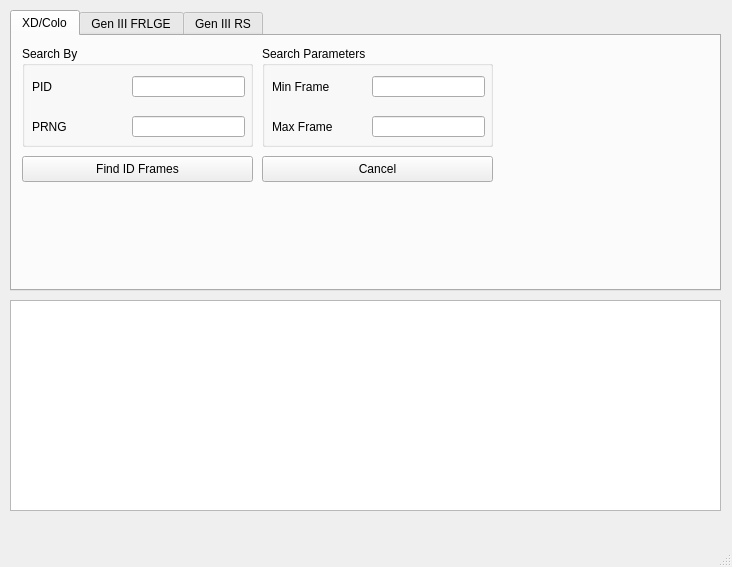
This is Forms/Util/Pandora.ui in Admiral-Fish/PokeFinder as Qt 5 draws it before an edit. The edited form follows.
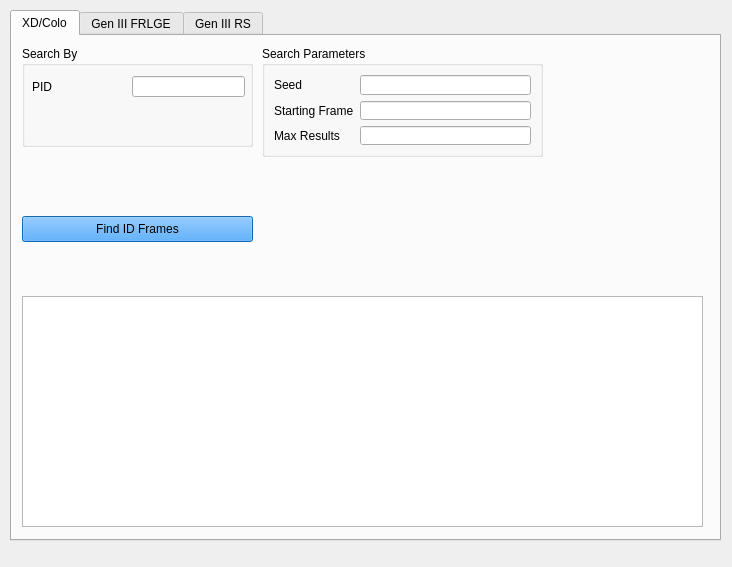
This is the edited form. Custom widgets are drawn as their Qt base class.

```diff
--- a/Forms/Util/Pandora.ui
+++ b/Forms/Util/Pandora.ui
@@ -20,9 +20,114 @@
       <x>10</x>
       <y>10</y>
       <width>711</width>
-      <height>281</height>
+      <height>531</height>
      </rect>
     </property>
+    <property name="styleSheet">
+     <string notr="true">.QTabWidget &gt;  QWidget &gt; QWidget {
+	background-color: #E6E6E6;
+}
+
+QTabBar::tab {
+	color: black;
+	background-color: #A1ABB3;
+	font-family: &quot;Myriad Pro&quot;;
+}
+
+QTabBar::tab:selected {
+	color: white;
+	background-color: #1D303C;
+}
+
+QCheckBox {
+	color: white;
+}
+
+QCheckBox::indicator {
+	border: 2px solid white;
+	border-radius: 3px;
+	height: 10px;
+	width: 10px;
+}
+
+QCheckBox::indicator:unchecked {
+	background-color: #274050;
+}
+
+QCheckBox::indicator:checked {
+	background-color: white;
+}
+
+QTableView {
+	border: 4px solid DodgerBlue;
+}
+
+QHeaderView::section {
+	border: none;
+	background-color: #274050;
+	padding-top: 3px;
+	padding-bottom: 3px;
+	color: white;
+}
+
+QLineEdit {
+	qproperty-alignment: AlignCenter;
+	background-color: #1D303C;
+	border:none;
+	border-radius: 6px;
+	color: white;
+}
+
+QGroupBox {
+	background-color: #274050;
+	border-radius: 10px;
+	margin-top: 7px;
+	font-family: &quot;Myriad Pro&quot;, Montserrat;
+	font-weight: 500;
+}
+
+.QGroupBox * {
+	font-family: &quot;Myriad Pro&quot;, Montserrat;
+	font-weight: 500;
+}
+
+QLabel {
+	color: white;
+}
+
+QGroupBox::title {
+	subcontrol-origin: margin;
+	left: 20px;
+	padding: 3px 5px 3px 5px;
+	background-color: #969F91;
+	border-radius: 5px;
+}
+
+QPushButton {
+	border: none;
+	border-radius: 6px;
+	color: white;
+}
+
+QRadioButton::indicator {
+	border: 2px solid white;
+	border-radius: 3px;
+	height: 10px;
+	width: 10px;
+}
+
+QRadioButton::indicator:checked {
+	background-color: white;
+}
+
+QRadioButton::indicator:unchecked {
+	background-color: #274050;
+}
+
+QRadioButton {
+	color: white;
+}</string>
+    </property>
     <property name="currentIndex">
      <number>0</number>
     </property>
@@ -55,19 +160,6 @@
         <string>PID</string>
        </property>
       </widget>
-      <widget class="QLabel" name="labelPRNG">
-       <property name="geometry">
-        <rect>
-         <x>10</x>
-         <y>70</y>
-         <width>61</width>
-         <height>21</height>
-        </rect>
-       </property>
-       <property name="text">
-        <string>PRNG</string>
-       </property>
-      </widget>
       <widget class="QTextBox" name="textBoxPIDXD">
        <property name="geometry">
         <rect>
@@ -77,15 +169,8 @@
          <height>21</height>
         </rect>
        </property>
-      </widget>
-      <widget class="QTextBox" name="textBoxPRNG">
-       <property name="geometry">
-        <rect>
-         <x>110</x>
-         <y>70</y>
-         <width>113</width>
-         <height>21</height>
-        </rect>
+       <property name="maxLength">
+        <number>8</number>
        </property>
       </widget>
      </widget>
@@ -94,91 +179,94 @@
        <rect>
         <x>250</x>
         <y>10</y>
-        <width>231</width>
-        <height>101</height>
+        <width>281</width>
+        <height>111</height>
        </rect>
       </property>
       <property name="title">
        <string>Search Parameters</string>
       </property>
-      <widget class="QLabel" name="labelMaxFrame_3">
-       <property name="geometry">
-        <rect>
-         <x>10</x>
-         <y>70</y>
-         <width>71</width>
-         <height>21</height>
-        </rect>
-       </property>
-       <property name="text">
-        <string>Max Frame</string>
-       </property>
-      </widget>
-      <widget class="QTextBox" name="textBoxMaxFrameXD">
-       <property name="geometry">
-        <rect>
-         <x>110</x>
-         <y>70</y>
-         <width>113</width>
-         <height>21</height>
-        </rect>
-       </property>
-       <property name="text">
-        <string/>
-       </property>
-      </widget>
-      <widget class="QLabel" name="labelMinFrame_3">
-       <property name="geometry">
-        <rect>
-         <x>10</x>
-         <y>30</y>
-         <width>81</width>
-         <height>21</height>
-        </rect>
-       </property>
-       <property name="text">
-        <string>Min Frame</string>
-       </property>
-      </widget>
-      <widget class="QTextBox" name="textBoxMinFrameXD">
-       <property name="geometry">
-        <rect>
-         <x>110</x>
-         <y>30</y>
-         <width>113</width>
-         <height>21</height>
-        </rect>
-       </property>
-       <property name="text">
-        <string/>
-       </property>
-      </widget>
+      <layout class="QGridLayout" name="gridLayout">
+       <item row="0" column="0">
+        <widget class="QLabel" name="labelPRNG">
+         <property name="text">
+          <string>Seed</string>
+         </property>
+        </widget>
+       </item>
+       <item row="0" column="1">
+        <widget class="QTextBox" name="textBoxPRNG">
+         <property name="maxLength">
+          <number>8</number>
+         </property>
+        </widget>
+       </item>
+       <item row="1" column="0">
+        <widget class="QLabel" name="labelMinFrame_3">
+         <property name="text">
+          <string>Starting Frame</string>
+         </property>
+        </widget>
+       </item>
+       <item row="1" column="1">
+        <widget class="QTextBox" name="textBoxMinFrameXD">
+         <property name="text">
+          <string/>
+         </property>
+         <property name="maxLength">
+          <number>10</number>
+         </property>
+        </widget>
+       </item>
+       <item row="2" column="0">
+        <widget class="QLabel" name="labelMaxFrame_3">
+         <property name="text">
+          <string>Max Results</string>
+         </property>
+        </widget>
+       </item>
+       <item row="2" column="1">
+        <widget class="QTextBox" name="textBoxMaxFrameXD">
+         <property name="text">
+          <string/>
+         </property>
+         <property name="maxLength">
+          <number>10</number>
+         </property>
+        </widget>
+       </item>
+      </layout>
      </widget>
      <widget class="QPushButton" name="pushButtonFindXD">
       <property name="geometry">
        <rect>
         <x>10</x>
-        <y>120</y>
+        <y>180</y>
         <width>231</width>
         <height>26</height>
        </rect>
       </property>
+      <property name="styleSheet">
+       <string notr="true">QPushButton {
+	background-color: DodgerBlue;
+}</string>
+      </property>
       <property name="text">
        <string>Find ID Frames</string>
       </property>
      </widget>
-     <widget class="QPushButton" name="pushButtonCancelXD">
+     <widget class="QTableView" name="tableViewXDColo">
       <property name="geometry">
        <rect>
-        <x>250</x>
-        <y>120</y>
-        <width>231</width>
-        <height>26</height>
+        <x>10</x>
+        <y>260</y>
+        <width>681</width>
+        <height>231</height>
        </rect>
       </property>
-      <property name="text">
-       <string>Cancel</string>
-      </property>
+      <attribute name="verticalHeaderVisible">
+       <bool>false</bool>
+      </attribute>
      </widget>
     </widget>
     <widget class="QWidget" name="gen3FRLGE">
@@ -672,19 +760,6 @@
      </widget>
     </widget>
    </widget>
-   <widget class="QTableView" name="tableViewGenerator">
-    <property name="geometry">
-     <rect>
-      <x>10</x>
-      <y>300</y>
-      <width>711</width>
-      <height>211</height>
-     </rect>
-    </property>
-    <attribute name="verticalHeaderVisible">
-     <bool>false</bool>
-    </attribute>
-   </widget>
   </widget>
   <widget class="QMenuBar" name="menubar">
    <property name="geometry">
@@ -696,7 +771,6 @@
     </rect>
    </property>
   </widget>
-  <widget class="QStatusBar" name="statusbar"/>
  </widget>
  <customwidgets>
   <customwidget>
```
Left out of the diff: 146 changed lines with no effect on the pictures.
